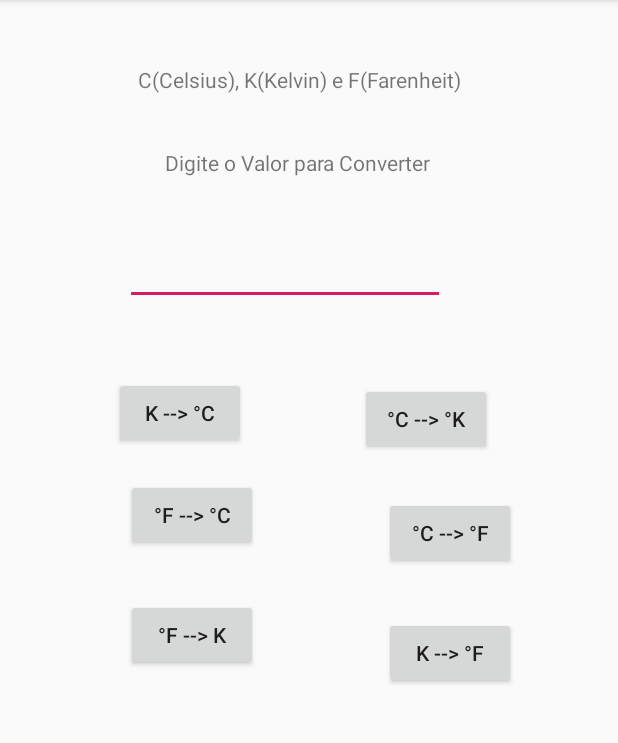
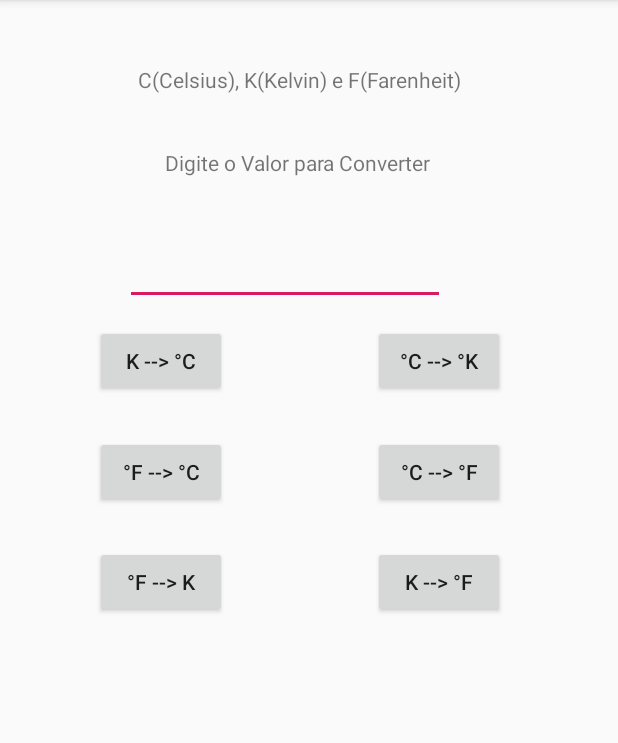
Before and after one commit to AndreLuisCelis/Etec-FrM-2DS, an Android app: the screen it shows after launch (MainActivity), on a phone screen of 412 x 824 dp, the part 84-827 px from its top. Run offline under Robolectric (Android 15) with nearby library versions, the phone set to English and light mode, and no system bars.

Commit message:
adicionando conversões no projeto conversor e testando , projeto ok

```diff
--- a/Programação de Aplicativos Mobile I/Conversor/app/src/main/java/etec/com/conversor/MainActivity.java
+++ b/Programação de Aplicativos Mobile I/Conversor/app/src/main/java/etec/com/conversor/MainActivity.java
@@ -8,24 +8,31 @@ import android.widget.EditText;
 import android.widget.Toast;
 
 public class MainActivity extends AppCompatActivity {
-EditText valor ;
-Button btnck , btnkc , btncf , btnfc , btnkf, btnfk;
+
+EditText valor ;//variavel para o valor a ser convertido
+
+Button btnck , btnkc , btncf , btnfc , btnkf, btnfk;// declaração dos botões que vão converter
+
     @Override
     protected void onCreate(Bundle savedInstanceState) {
         super.onCreate(savedInstanceState);
         setContentView(R.layout.activity_main);
 
-        valor = (EditText) findViewById(R.id.edtval);
-        btnck = (Button) findViewById(R.id.btnCK);
-        btnkc = (Button) findViewById(R.id.btnKC);
-        btncf = (Button) findViewById(R.id.btnCF);
-        btnfc = (Button) findViewById(R.id.btnFC);
-        btnkf = (Button) findViewById(R.id.btnKF);
-        btnfk = (Button) findViewById(R.id.btnFK);
+        // associando os botões ao views do xml
+
+        valor = (EditText) findViewById(R.id.edtval);// valor que digitado para converter
+        btnck = (Button) findViewById(R.id.btnCK);//botão converte valor celsius para kelvin
+        btnkc = (Button) findViewById(R.id.btnKC);//////////////////////kalvin para celisius
+        btncf = (Button) findViewById(R.id.btnCF);//////////////////////celsius para farenheith
+        btnfc = (Button) findViewById(R.id.btnFC);//////////////////////farenheit para celsius
+        btnkf = (Button) findViewById(R.id.btnKF);//////////////////////kelvin para farenheint
+        btnfk = (Button) findViewById(R.id.btnFK);//////////////////////farenheint para kelvin
 
         btnck.setOnClickListener(new View.OnClickListener() {
             @Override
-            public void onClick(View view) {
+            public void onClick(View view) {// botão converte celsius para kelvin
+
+                //verificação se o valor foi digitado
                 if (valor.getText().toString().isEmpty()) {
                     valor.setError("Preencha o este campo!");
                     valor.requestFocus();
@@ -35,9 +42,9 @@ Button btnck , btnkc , btncf , btnfc , btnkf, btnfk;
 
                     v = Double.parseDouble(valor.getText().toString());
 
-                    resultado = v + 273.15;
+                    resultado = v + 273.15;// calculo da conversão
 
-                    Toast.makeText(MainActivity.this, v + "°C --> " + resultado + "K", Toast.LENGTH_LONG).show();
+                    Toast.makeText(MainActivity.this, v + " Celsius = " + resultado + " Kelvin ", Toast.LENGTH_LONG).show();
 
 
 
@@ -46,7 +53,8 @@ Button btnck , btnkc , btncf , btnfc , btnkf, btnfk;
         });
         btnkc.setOnClickListener(new View.OnClickListener() {
             @Override
-            public void onClick(View view) {
+            public void onClick(View view) {// botão converte kelvin para celsius
+
                 if (valor.getText().toString().isEmpty()){
                     valor.setError("Preencha o este campo!");
                     valor.requestFocus();
@@ -56,12 +64,92 @@ Button btnck , btnkc , btncf , btnfc , btnkf, btnfk;
 
                     v = Double.parseDouble(valor.getText().toString());
 
-                    resultado = v - 273.15;
+                    resultado = v - 273.15;// calculo da conversão
 
-                    Toast.makeText(MainActivity.this, v + "K --> " + resultado + "°C", Toast.LENGTH_LONG).show();
+                    Toast.makeText(MainActivity.this, v + " Kelvin = " + resultado + " Celsius ", Toast.LENGTH_LONG).show();
                 }
             }
         });
 
+        btncf.setOnClickListener(new View.OnClickListener() {
+            @Override
+            public void onClick(View view) {// botão converte celsius para fahrenheit
+
+                if (valor.getText().toString().isEmpty()){
+                    valor.setError("Preencha o este campo!");
+                    valor.requestFocus();
+                } else {
+
+                    double v, resultado;
+
+                    v = Double.parseDouble(valor.getText().toString());
+
+                    resultado = (v * 1.8)+32;// calculo da conversão
+
+                    Toast.makeText(MainActivity.this, v + " Celsius  =" + resultado + " fahrenheit ", Toast.LENGTH_LONG).show();
+                }
+            }
+        });
+
+        btnfc.setOnClickListener(new View.OnClickListener() {
+            @Override
+            public void onClick(View view) {// botão converte fahrenheit para celcius
+
+                if (valor.getText().toString().isEmpty()){
+                    valor.setError("Preencha o este campo!");
+                    valor.requestFocus();
+                } else {
+
+                    double v, resultado;
+
+                    v = Double.parseDouble(valor.getText().toString());
+
+                    resultado = (v-32)*0.55555;//calculo da conversão
+
+                    Toast.makeText(MainActivity.this, v + " Fahrenheit  =  " + resultado + " Celsius ", Toast.LENGTH_LONG).show();
+                }
+            }
+        });
+        btnkf.setOnClickListener(new View.OnClickListener() {
+            @Override
+            public void onClick(View view) {// botão converte celsius para fahrenheit
+
+                if (valor.getText().toString().isEmpty()){
+                    valor.setError("Preencha o este campo!");
+                    valor.requestFocus();
+                } else {
+
+                    double v, resultado;
+
+                    v = Double.parseDouble(valor.getText().toString());
+
+                    resultado = ((v-273.15)*1.8)+32;//calculo da conversão
+
+                    Toast.makeText(MainActivity.this, v + " kelvin =--> " + resultado + " fahrenheit ", Toast.LENGTH_LONG).show();
+                }
+            }
+        });
+
+        btnfk.setOnClickListener(new View.OnClickListener() {
+            @Override
+            public void onClick(View view) {// botão converte celsius para fahrenheit
+
+                if (valor.getText().toString().isEmpty()){
+                    valor.setError("Preencha o este campo!");
+                    valor.requestFocus();
+                } else {
+
+                    double v, resultado;
+
+                    v = Double.parseDouble(valor.getText().toString());
+
+                    resultado = ((v-32)*0.55555)+273.15;// calculo da conversão
+
+                    Toast.makeText(MainActivity.this, v + " fahrenheits =--> " + resultado + " Kelvin ", Toast.LENGTH_LONG).show();
+                }
+            }
+        });
+
+
     }
 }
--- a/Programação de Aplicativos Mobile I/Conversor/app/src/main/res/layout/activity_main.xml
+++ b/Programação de Aplicativos Mobile I/Conversor/app/src/main/res/layout/activity_main.xml
@@ -7,89 +7,60 @@
     android:layout_height="match_parent"
     tools:context=".MainActivity">
 
-    <TextView
-        android:id="@+id/textView2"
-        android:layout_width="wrap_content"
-        android:layout_height="wrap_content"
-        android:text="@string/titulo"
-        app:layout_constraintBottom_toBottomOf="parent"
-        app:layout_constraintHorizontal_bias="0.468"
-        app:layout_constraintLeft_toLeftOf="parent"
-        app:layout_constraintRight_toRightOf="parent"
-        app:layout_constraintTop_toTopOf="parent"
-        app:layout_constraintVertical_bias="0.058" />
-
-    <TextView
-        android:id="@+id/textView"
-        android:layout_width="wrap_content"
-        android:layout_height="wrap_content"
-        android:layout_marginStart="8dp"
-        android:layout_marginTop="36dp"
-        android:layout_marginEnd="8dp"
-        android:text="@string/txtValor"
-        app:layout_constraintEnd_toEndOf="parent"
-        app:layout_constraintHorizontal_bias="0.466"
-        app:layout_constraintStart_toStartOf="parent"
-        app:layout_constraintTop_toBottomOf="@+id/textView2" />
-
     <Button
         android:id="@+id/btnCK"
         android:layout_width="wrap_content"
         android:layout_height="wrap_content"
-        android:layout_marginStart="240dp"
-        android:layout_marginTop="52dp"
+        android:layout_marginTop="13dp"
+        android:layout_marginEnd="75dp"
         android:text="@string/btnCK"
-        app:layout_constraintStart_toStartOf="parent"
+        app:layout_constraintEnd_toEndOf="parent"
         app:layout_constraintTop_toBottomOf="@+id/edtval" />
 
     <Button
         android:id="@+id/btnFC"
         android:layout_width="wrap_content"
         android:layout_height="wrap_content"
-        android:layout_marginTop="20dp"
-        android:layout_marginEnd="240dp"
+        android:layout_marginTop="26dp"
         android:text="@string/btnFC"
-        app:layout_constraintEnd_toEndOf="parent"
+        app:layout_constraintStart_toStartOf="@+id/btnKC"
         app:layout_constraintTop_toBottomOf="@+id/btnKC" />
 
     <Button
         android:id="@+id/btnCF"
         android:layout_width="wrap_content"
         android:layout_height="wrap_content"
-        android:layout_marginStart="256dp"
-        android:layout_marginTop="28dp"
+        android:layout_marginTop="26dp"
         android:text="@string/btnCF"
-        app:layout_constraintStart_toStartOf="parent"
+        app:layout_constraintStart_toStartOf="@+id/btnCK"
         app:layout_constraintTop_toBottomOf="@+id/btnCK" />
 
     <Button
         android:id="@+id/btnFK"
         android:layout_width="wrap_content"
         android:layout_height="wrap_content"
-        android:layout_marginTop="32dp"
-        android:layout_marginEnd="240dp"
+        android:layout_marginTop="25dp"
         android:text="@string/btnFK"
-        app:layout_constraintEnd_toEndOf="parent"
+        app:layout_constraintStart_toStartOf="@+id/btnFC"
         app:layout_constraintTop_toBottomOf="@+id/btnFC" />
 
     <Button
         android:id="@+id/btnKF"
         android:layout_width="wrap_content"
         android:layout_height="wrap_content"
-        android:layout_marginStart="256dp"
-        android:layout_marginTop="32dp"
+        android:layout_marginTop="25dp"
         android:text="@string/btnKF"
-        app:layout_constraintStart_toStartOf="parent"
+        app:layout_constraintStart_toStartOf="@+id/btnCF"
         app:layout_constraintTop_toBottomOf="@+id/btnCF" />
 
     <Button
         android:id="@+id/btnKC"
         android:layout_width="wrap_content"
         android:layout_height="wrap_content"
-        android:layout_marginTop="48dp"
-        android:layout_marginEnd="248dp"
+        android:layout_marginStart="63dp"
+        android:layout_marginTop="13dp"
         android:text="@string/btnKC"
-        app:layout_constraintEnd_toEndOf="parent"
+        app:layout_constraintStart_toStartOf="parent"
         app:layout_constraintTop_toBottomOf="@+id/edtval" />
 
     <EditText
@@ -106,4 +77,29 @@
         app:layout_constraintStart_toStartOf="parent"
         app:layout_constraintTop_toBottomOf="@+id/textView" />
 
+    <TextView
+        android:id="@+id/textView"
+        android:layout_width="wrap_content"
+        android:layout_height="wrap_content"
+        android:layout_marginStart="8dp"
+        android:layout_marginTop="36dp"
+        android:layout_marginEnd="8dp"
+        android:text="@string/txtValor"
+        app:layout_constraintEnd_toEndOf="parent"
+        app:layout_constraintHorizontal_bias="0.466"
+        app:layout_constraintStart_toStartOf="parent"
+        app:layout_constraintTop_toBottomOf="@+id/textView2" />
+
+    <TextView
+        android:id="@+id/textView2"
+        android:layout_width="wrap_content"
+        android:layout_height="wrap_content"
+        android:text="@string/titulo"
+        app:layout_constraintBottom_toBottomOf="parent"
+        app:layout_constraintHorizontal_bias="0.468"
+        app:layout_constraintLeft_toLeftOf="parent"
+        app:layout_constraintRight_toRightOf="parent"
+        app:layout_constraintTop_toTopOf="parent"
+        app:layout_constraintVertical_bias="0.058" />
+
 </android.support.constraint.ConstraintLayout>
```
